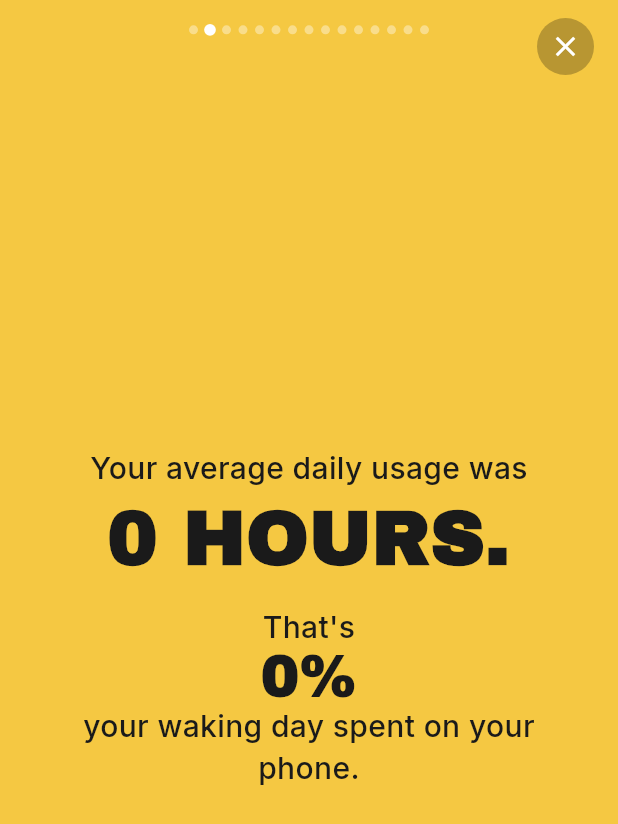
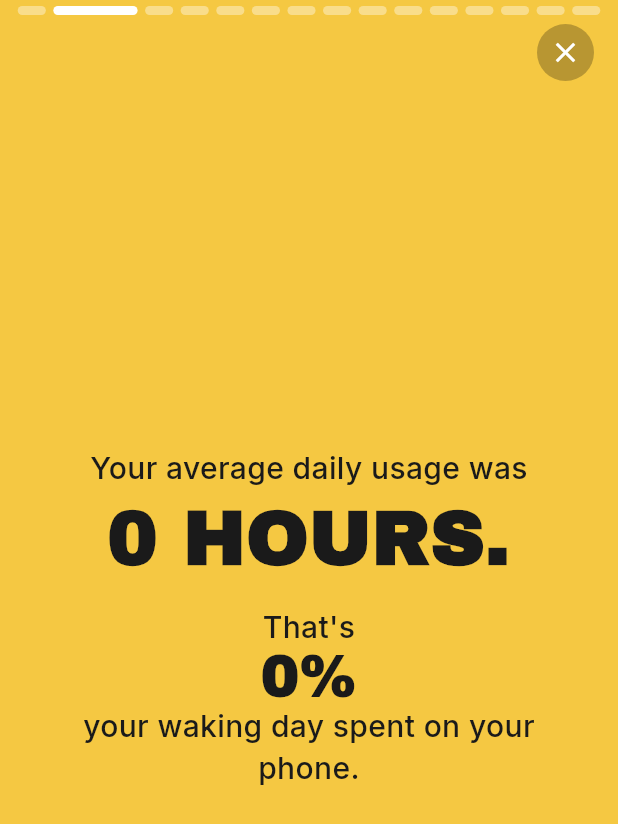
Before and after one commit to wdiz25/screen_time_wrapped, a Flutter app: the SynopsisScreen screen opened directly, swiped to page 2, on a phone screen of 412 x 824 dp. Shown: the top 824 px of the screen. Run offline on Flutter 3.47's test engine with Material 3 defaults, Android fonts, the phone set to English and light mode, and no system bars; drawn by our look-alikes of smooth_page_indicator; our stand-ins replace google_fonts, shared_preferences; missing offline and left inert: flutter_m3shapes, usage_stats; accounts and stored records are empty.

Commit message:
dynamic activity comparisons synopsis page indicator redesign synopsis page auto-scroll

```diff
--- a/lib/constants/activity_comparisons.dart
+++ b/lib/constants/activity_comparisons.dart
@@ -3,43 +3,69 @@
 class ActivityComparison {
   final String icon;
   final String description;
+  final double hours;
 
-  const ActivityComparison({required this.icon, required this.description});
+  const ActivityComparison({required this.icon, required this.description, required this.hours});
 }
 
 class ActivityComparisons {
-  // ~9 hours (daily bad-app usage)
+  // Daily Activity Comparisons
   static const List<ActivityComparison> daily = [
-    ActivityComparison(icon: '🗣️', description: 'Learned the basics of a new language'),
-    ActivityComparison(icon: '📖', description: 'Read an entire novel'),
-    ActivityComparison(icon: '🥾', description: 'Hiked 20 miles of trail'),
+    ActivityComparison(icon: '🏓', description: 'Played 3 games of pickleball', hours: 0.75),
+    ActivityComparison(icon: '🧩', description: 'Solved a crossword puzzle', hours: 1.0),
+    ActivityComparison(icon: '🍎', description: 'Made and canned a batch of applesauce', hours: 2.0),
+    ActivityComparison(icon: '👵', description: 'Visited your grandparents', hours: 2.0),
+    ActivityComparison(icon: '🏃', description: 'Gone for a training run', hours: 2.0),
+    ActivityComparison(icon: '🥏', description: 'Played a round of disc golf', hours: 2.0),
+    ActivityComparison(icon: '🌱', description: 'Tended your garden', hours: 3.0),
+    ActivityComparison(icon: '📖', description: 'Read an entire book', hours: 7.0),
+    ActivityComparison(icon: '🌍', description: 'Learned the basics of a new language', hours: 9.0),
+    ActivityComparison(icon: '🚶', description: 'Hiked 20 miles', hours: 9.0),
+    ActivityComparison(icon: '🧣', description: 'Crocheted a scarf', hours: 12.0),
+    ActivityComparison(icon: '🏕️', description: 'Gone on a camping trip', hours: 24.0),
   ];
 
-  // ~63 hours (weekly bad-app usage)
+  // Weekly Activity Comparisons
   static const List<ActivityComparison> weekly = [
-    ActivityComparison(icon: '🍳', description: 'Mastered a new recipe and cooked it for friends'),
-    ActivityComparison(icon: '📺', description: 'Watched all of Adventure Time (~61 hours)'),
-    ActivityComparison(icon: '🩺', description: 'Became CPR and First-Aid certified'),
+    ActivityComparison(icon: '🍞', description: 'Baked a loaf of sourdough bread', hours: 2.0),
+    ActivityComparison(icon: '👵', description: 'Visited your grandparents', hours: 2.0),
+    ActivityComparison(icon: '🌱', description: 'Tended your garden', hours: 3.0),
+    ActivityComparison(icon: '🐝', description: 'Kept up your beekeeping', hours: 3.0),
+    ActivityComparison(icon: '🧑‍🍳', description: 'Learned a new recipe and made it for friends', hours: 10.0),
+    ActivityComparison(icon: '🧣', description: 'Crocheted a scarf', hours: 12.0),
+    ActivityComparison(icon: '🩹', description: 'Became CPR and First-Aid certified', hours: 16.0),
+    ActivityComparison(icon: '🏕️', description: 'Gone on a camping trip', hours: 24.0),
+    ActivityComparison(icon: '📺', description: 'Binge-watched all of Adventure Time', hours: 52.0)
   ];
 
-  // ~252 hours (monthly bad-app usage)
+  // Monthly Activity Comparisons
   static const List<ActivityComparison> monthly = [
-    ActivityComparison(icon: '🎸', description: 'Learned to play a new instrument'),
-    ActivityComparison(icon: '✍️', description: 'Written your own novel (NaNoWriMo pace)'),
-    ActivityComparison(icon: '🤝', description: 'Made 5 new close friends'),
+    ActivityComparison(icon: '📖', description: 'Read 5 books', hours: 35.0),
+    ActivityComparison(icon: '🏃', description: 'Completed a 5K training program', hours: 40.0),
+    ActivityComparison(icon: '🪡', description: 'Sewed your first garment', hours: 50.0),
+    ActivityComparison(icon: '🎸', description: 'Learned to play 10 songs on an instrument', hours: 100.0),
+    ActivityComparison(icon: '🧶', description: 'Crocheted an entire blanket', hours: 120.0),
+    ActivityComparison(icon: '✍️', description: 'Wrote your own novel', hours: 240.0),
+    ActivityComparison(icon: '🎷', description: 'Learned a new instrument to basic proficiency', hours: 250.0),
+    ActivityComparison(icon: '🍽️', description: 'Washed over 30,000 dishes', hours: 252.0),
+    ActivityComparison(icon: '🤝', description: 'Made 5 new close friends', hours: 450.0),
   ];
 
-  // ~3,023 hours (yearly bad-app usage)
+  // Yearly Activity Comparisons
   static const List<ActivityComparison> yearly = [
-    ActivityComparison(icon: '🚣', description: 'Crossed the Atlantic solo by rowboat'),
-    ActivityComparison(icon: '📚', description: 'Read over 400 novels'),
-    ActivityComparison(icon: '🌍', description: 'Learned 5 new languages to conversational level'),
+    ActivityComparison(icon: '🏃', description: 'Trained for and run a marathon', hours: 500.0),
+    ActivityComparison(icon: '🌍', description: 'Learned a new language to conversational level', hours: 600.0),
+    ActivityComparison(icon: '🎹', description: 'Learned to play a musical instrument', hours: 1000.0),
+    ActivityComparison(icon: '📚', description: 'Read over 400 novels', hours: 2800.0),
+    ActivityComparison(icon: '🚣', description: 'Crossed the Atlantic solo by rowboat', hours: 3000.0),
+    ActivityComparison(icon: '🌍', description: 'Learned 5 new languages to conversational level', hours: 3000.0),
+    ActivityComparison(icon: '👩‍🎓', description: 'Completed a 4-year college degree', hours: 4860.0),
   ];
 
   // Lifetime projections
   static const List<ActivityComparison> lifetime = [
-    ActivityComparison(icon: '💼', description: 'Built a business and became a millionaire'),
-    ActivityComparison(icon: '📗', description: 'Read over 28,000 books'),
-    ActivityComparison(icon: '🎓', description: 'Earned 41 college degrees'),
+    ActivityComparison(icon: '💼', description: 'Built a business and became a millionaire', hours: double.infinity),
+    ActivityComparison(icon: '📗', description: 'Read over 20,000 books', hours: double.infinity),
+    ActivityComparison(icon: '🎓', description: 'Earned 30+ college degrees', hours: double.infinity),
   ];
 }
--- a/lib/screens/synopsis/synopsis_screen.dart
+++ b/lib/screens/synopsis/synopsis_screen.dart
@@ -13,6 +13,7 @@ import 'slides/s12_top_good_app_slide.dart';
 import 'slides/s13_death_report_slide.dart';
 import 'slides/s14_lifetime_opportunity_slide.dart';
 import 'slides/s15_animal_slide.dart';
+import 'dart:async';
 
 class SynopsisScreen extends StatefulWidget {
   const SynopsisScreen({super.key});
@@ -32,6 +33,14 @@ class _SynopsisScreenState extends State<SynopsisScreen> {
       if (provider.state == LoadState.idle ||
           provider.state == LoadState.error) {
         provider.loadAll();
+      }
+    });
+    Timer.periodic(Duration(seconds: 8), (Timer timer) {
+      if (_pageController.positions.isNotEmpty) {
+        _pageController.nextPage(
+          duration: Duration(milliseconds: 800),
+          curve: Curves.easeInOut,
+        );
       }
     });
   }
@@ -61,6 +70,23 @@ class _SynopsisScreenState extends State<SynopsisScreen> {
     final monthlyDays = (monthlyHours / 24.0);
     final yearlyDays = (yearlyHours / 24.0);
 
+    final dailyActivities = ActivityComparisons.daily
+        .where((a) => a.hours <= dailyHours)
+        .toList();
+    final weeklyActivities = ActivityComparisons.weekly
+        .where((a) => a.hours <= weeklyHours)
+        .toList();
+    final monthlyActivities = ActivityComparisons.monthly
+        .where((a) => a.hours <= monthlyHours)
+        .toList();
+    final yearlyActivities = ActivityComparisons.yearly
+        .where((a) => a.hours <= yearlyHours)
+        .toList();
+    dailyActivities.shuffle();
+    weeklyActivities.shuffle();
+    monthlyActivities.shuffle();
+    yearlyActivities.shuffle();
+
     return [
       // 1 — Splash
       const S01SplashSlide(),
@@ -81,7 +107,7 @@ class _SynopsisScreenState extends State<SynopsisScreen> {
         backgroundColor: SlideColors.periwinkle,
         periodHeader: 'IN THAT TIME,\nYOU COULD HAVE...',
         periodFooter: '...EVERY DAY.',
-        activities: ActivityComparisons.daily,
+        activities: dailyActivities.take(3).toList(),
         shapeColor1: SlideColors.pink,
         shapeColor2: SlideColors.yellow,
       ),
@@ -102,7 +128,7 @@ class _SynopsisScreenState extends State<SynopsisScreen> {
         backgroundColor: SlideColors.pink,
         periodHeader: 'IN ONE WEEK,\nYOU COULD HAVE...',
         periodFooter: null,
-        activities: ActivityComparisons.weekly,
+        activities: weeklyActivities.take(3).toList(),
         shapeColor1: SlideColors.yellow,
         shapeColor2: SlideColors.mint,
       ),
@@ -123,7 +149,7 @@ class _SynopsisScreenState extends State<SynopsisScreen> {
         backgroundColor: SlideColors.yellow,
         periodHeader: 'IN ONE MONTH,\nYOU COULD HAVE...',
         periodFooter: null,
-        activities: ActivityComparisons.monthly,
+        activities: monthlyActivities.take(3).toList(),
         shapeColor1: SlideColors.pink,
         shapeColor2: SlideColors.periwinkle,
       ),
@@ -144,7 +170,7 @@ class _SynopsisScreenState extends State<SynopsisScreen> {
         backgroundColor: SlideColors.pink,
         periodHeader: 'IN ONE YEAR,\nYOU COULD HAVE...',
         periodFooter: null,
-        activities: ActivityComparisons.yearly,
+        activities: yearlyActivities.take(3).toList(),
         shapeColor1: SlideColors.periwinkle,
         shapeColor2: SlideColors.yellow,
       ),
@@ -202,7 +228,7 @@ class _SynopsisScreenState extends State<SynopsisScreen> {
               PageView(controller: _pageController, children: slides),
               // Close button
               Positioned(
-                top: MediaQuery.of(context).padding.top + 12,
+                top: MediaQuery.of(context).padding.top + 16,
                 right: 16,
                 child: GestureDetector(
                   onTap: () => Navigator.of(context).pop(),
@@ -222,17 +248,16 @@ class _SynopsisScreenState extends State<SynopsisScreen> {
               ),
               // Page indicator dots
               Positioned(
-                top: MediaQuery.of(context).padding.top + 16,
+                top: MediaQuery.of(context).padding.top + 4,
                 left: 0,
                 right: 0,
                 child: Center(
                   child: SmoothPageIndicator(
                     controller: _pageController,
                     count: slides.length,
-                    effect: const ScrollingDotsEffect(
+                    effect: ExpandingDotsEffect(
                       dotHeight: 6,
-                      dotWidth: 6,
-                      activeDotScale: 1.4,
+                      dotWidth: MediaQuery.of(context).size.width / 22,
                       spacing: 5,
                       dotColor: Colors.white38,
                       activeDotColor: Colors.white,
```
